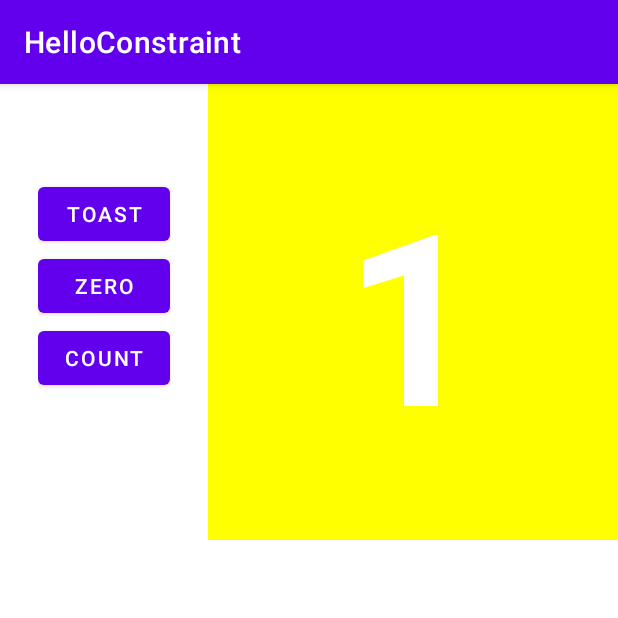
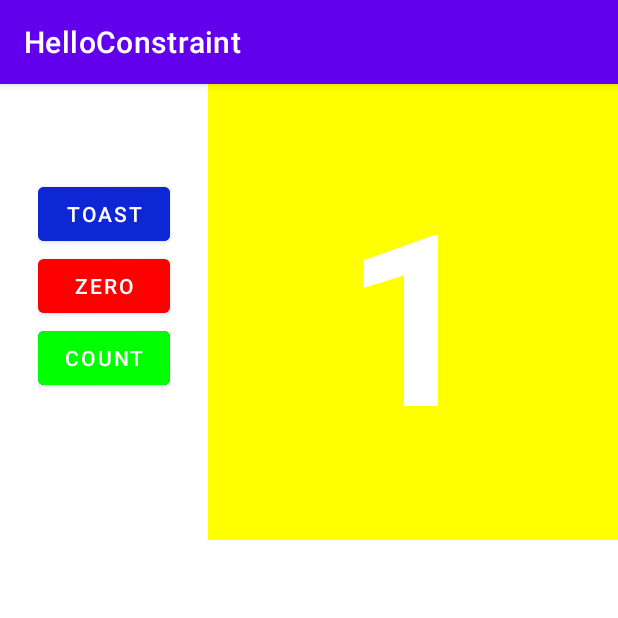
Before and after one commit to 20194266-halt/HelloConstraint, an Android app: the screen it shows after launch (MainActivity), after a tap on "COUNT", on a phone screen of 412 x 824 dp, the top half of it. Run offline under Robolectric (Android 15) with nearby library versions, the phone set to English and light mode, and no system bars; 2 other taps on this screen came first.

Commit message:
HelloConstraint final

```diff
--- a/app/src/main/java/com/example/helloconstraint/MainActivity.java
+++ b/app/src/main/java/com/example/helloconstraint/MainActivity.java
@@ -2,8 +2,10 @@ package com.example.helloconstraint;
 
 import androidx.appcompat.app.AppCompatActivity;
 
+import android.graphics.Color;
 import android.os.Bundle;
 import android.view.View;
+import android.widget.Button;
 import android.widget.TextView;
 import android.widget.Toast;
 
@@ -11,12 +13,15 @@ public class MainActivity extends AppCompatActivity {
 
     private int mCount = 0;
     private TextView mShowCount;
-
+    private Button zeroButton;
+    private Button countButton;
     @Override
     protected void onCreate(Bundle savedInstanceState) {
         super.onCreate(savedInstanceState);
         setContentView(R.layout.activity_main);
         mShowCount = (TextView) findViewById(R.id.show_count);
+        zeroButton = (Button) findViewById(R.id.button_zero);
+        countButton = (Button) findViewById(R.id.button_count);
     }
     public void showToast(View view){
         Toast toast = Toast.makeText(this, R.string.toast_message,
@@ -27,10 +32,15 @@ public class MainActivity extends AppCompatActivity {
     public void setZero(View view) {
         mCount = 0;
         mShowCount.setText(Integer.toString(mCount));
-
+        zeroButton.setBackgroundColor(Color.GRAY);
+        countButton.setBackgroundColor(Color.BLUE);
     }
     public void countUp(View view) {
         mCount++;
+        if(mCount>0){
+            zeroButton.setBackgroundColor(Color.RED);
+            countButton.setBackgroundColor(Color.GREEN);
+        }
         if (mShowCount != null) {
             mShowCount.setText(Integer.toString(mCount));
         }
--- a/app/src/main/res/layout/activity_main.xml
+++ b/app/src/main/res/layout/activity_main.xml
@@ -24,22 +24,25 @@
                 android:id="@+id/button_toast"
                 android:layout_width="wrap_content"
                 android:layout_height="wrap_content"
-                android:text="@string/button_label_toast"
-                android:onClick="showToast"/>
+                android:backgroundTint="#0D27D5"
+                android:onClick="showToast"
+                android:text="@string/button_label_toast" />
 
             <Button
                 android:id="@+id/button_zero"
                 android:layout_width="wrap_content"
                 android:layout_height="wrap_content"
-                android:text="@string/button_label_zero"
-                android:onClick="setZero"/>
+                android:backgroundTint="#957D7F"
+                android:onClick="setZero"
+                android:text="@string/button_label_zero" />
 
             <Button
                 android:id="@+id/button_count"
                 android:layout_width="wrap_content"
                 android:layout_height="wrap_content"
-                android:text="@string/button_label_count"
-                android:onClick="countUp"/>
+                android:backgroundTint="#0D27D5"
+                android:onClick="countUp"
+                android:text="@string/button_label_count" />
         </LinearLayout>
 
         <TextView
```
